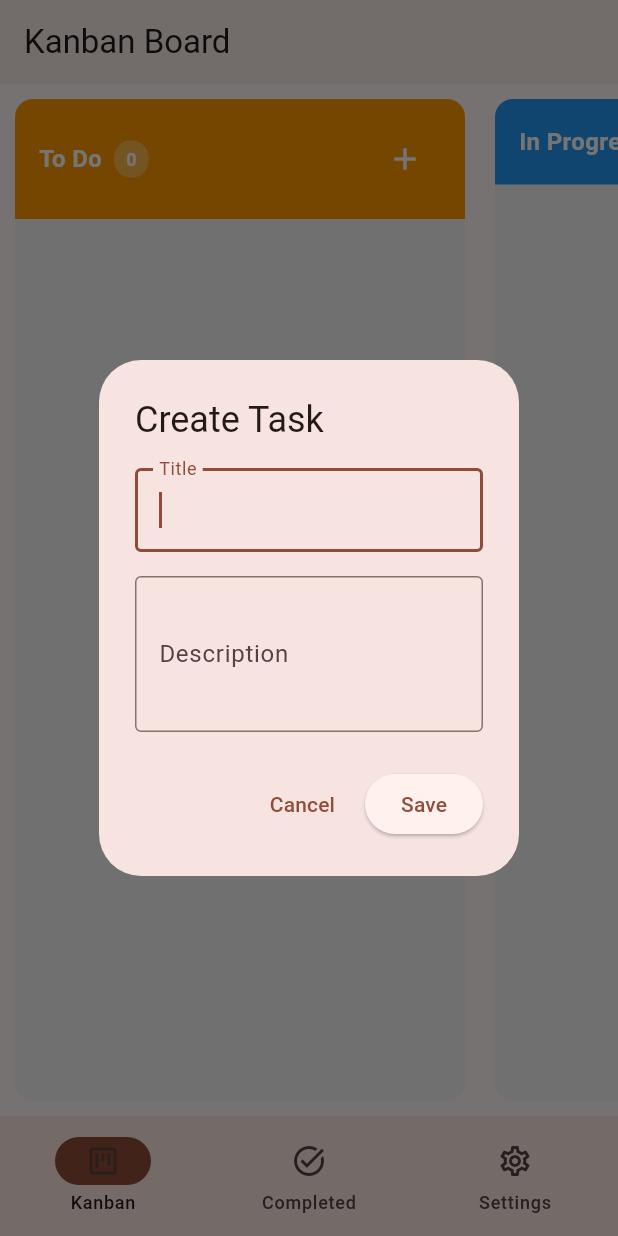
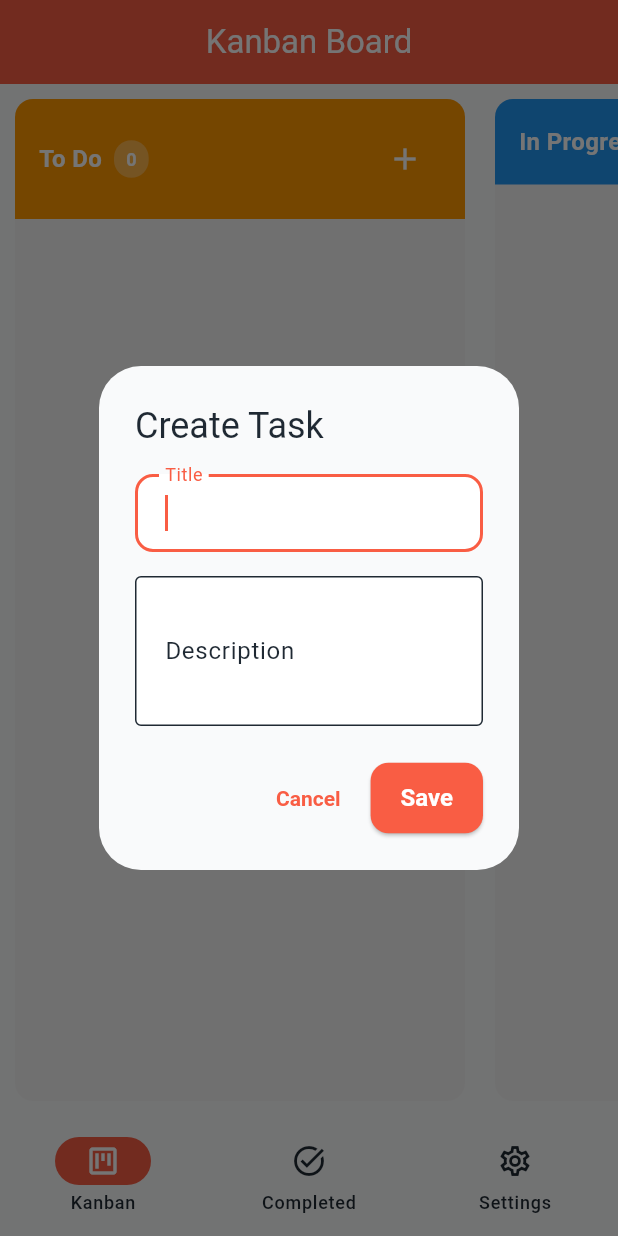
Before and after one commit to IdrisAdeyemi01/kanban_time_board, a Flutter app: the screen it shows after launch, after a tap on the "add" icon, on a phone screen of 412 x 824 dp. Run offline on Flutter 3.47's test engine with Material 3 defaults, Android fonts, the phone set to English and light mode, and no system bars; our stand-ins replace dartz, dio, equatable, flutter_bloc, get_it, go_router and 2 more; accounts and stored records are empty; statements that could not run were skipped.

```diff
--- a/lib/main.dart
+++ b/lib/main.dart
@@ -1,5 +1,6 @@
 import 'package:flutter/material.dart';
 import 'package:flutter_bloc/flutter_bloc.dart';
+import 'package:kanban_time_board/src/core/constants/app_theme.dart';
 import 'package:kanban_time_board/src/core/di/di.dart';
 import 'package:kanban_time_board/src/core/gen/app_localizations.dart';
 import 'package:kanban_time_board/src/features/settings/core/di.dart';
@@ -37,9 +38,7 @@ class MyApp extends StatelessWidget {
             debugShowCheckedModeBanner: false,
             onGenerateTitle: (context) =>
                 AppLocalizations.of(context)!.appTitle,
-            theme: ThemeData(
-              colorScheme: ColorScheme.fromSeed(seedColor: Colors.deepOrange),
-            ),
+            theme: appTheme,
             localizationsDelegates: AppLocalizations.localizationsDelegates,
             supportedLocales: AppLocalizations.supportedLocales,
             locale: Locale(state.selectedLocal),
--- /dev/null
+++ b/lib/src/core/constants/app_theme.dart
@@ -0,0 +1,85 @@
+import 'package:flutter/material.dart';
+
+final ThemeData appTheme = ThemeData(
+  useMaterial3: true,
+
+  colorScheme: const ColorScheme(
+    brightness: Brightness.light,
+    primary: Color(0xFFF95D44),
+    onPrimary: Colors.white,
+
+    secondary: Color(0xFF2F8F9D),
+    onSecondary: Colors.white,
+
+    error: Color(0xFFD32F2F),
+    onError: Colors.white,
+
+    surface: Color(0xFFF9FAFB),
+    onSurface: Color(0xFF1F2933),
+  ),
+
+  scaffoldBackgroundColor: const Color(0xFFF9FAFB),
+
+  appBarTheme: const AppBarTheme(
+    backgroundColor: Color(0xFFF95D44),
+    foregroundColor: Colors.white,
+    elevation: 0,
+    centerTitle: true,
+  ),
+
+  // Buttons
+  elevatedButtonTheme: ElevatedButtonThemeData(
+    style: ElevatedButton.styleFrom(
+      backgroundColor: const Color(0xFFF95D44),
+      foregroundColor: Colors.white,
+      padding: const EdgeInsets.symmetric(horizontal: 20, vertical: 14),
+      shape: RoundedRectangleBorder(borderRadius: BorderRadius.circular(12)),
+      textStyle: const TextStyle(fontSize: 16, fontWeight: FontWeight.w600),
+    ),
+  ),
+
+  textButtonTheme: TextButtonThemeData(
+    style: TextButton.styleFrom(
+      foregroundColor: const Color(0xFFF95D44),
+      textStyle: const TextStyle(fontWeight: FontWeight.w600),
+    ),
+  ),
+
+  floatingActionButtonTheme: const FloatingActionButtonThemeData(
+    backgroundColor: Color(0xFFF95D44),
+    foregroundColor: Colors.white,
+  ),
+
+  inputDecorationTheme: InputDecorationTheme(
+    filled: true,
+    fillColor: Colors.white,
+    contentPadding: const EdgeInsets.symmetric(horizontal: 16, vertical: 14),
+    border: OutlineInputBorder(
+      borderRadius: BorderRadius.circular(12),
+      borderSide: BorderSide.none,
+    ),
+    focusedBorder: OutlineInputBorder(
+      borderRadius: BorderRadius.circular(12),
+      borderSide: const BorderSide(color: Color(0xFFF95D44), width: 2),
+    ),
+  ),
+
+  // Text
+  textTheme: const TextTheme(
+    headlineLarge: TextStyle(
+      fontSize: 28,
+      fontWeight: FontWeight.bold,
+      color: Color(0xFF1F2933),
+    ),
+    headlineMedium: TextStyle(
+      fontSize: 22,
+      fontWeight: FontWeight.w600,
+      color: Color(0xFF1F2933),
+    ),
+    bodyLarge: TextStyle(fontSize: 16, color: Color(0xFF374151)),
+    bodyMedium: TextStyle(fontSize: 14, color: Color(0xFF4B5563)),
+  ),
+
+  // Divider
+  dividerTheme: const DividerThemeData(color: Color(0xFFE5E7EB), thickness: 1),
+);
```
Also changed, not shown: 7 other files.
